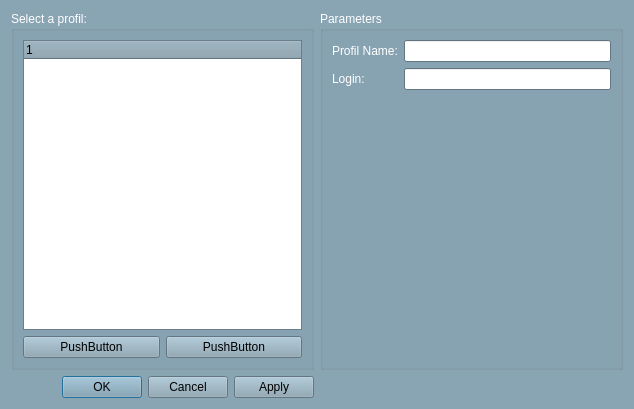
Before: the Qt Designer form forms/dialogprofils.ui in Artemia76/ffs2play, drawn with Qt 5.
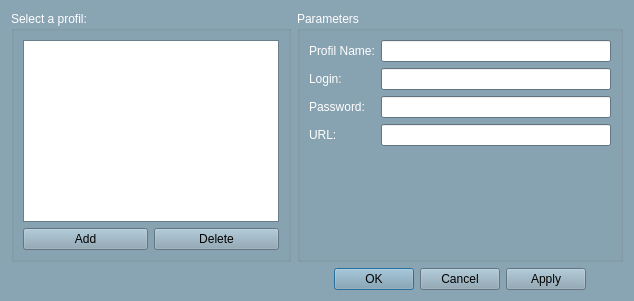
After: the same form once the commit is applied.

What changed in the file:
```diff
--- a/forms/dialogprofils.ui
+++ b/forms/dialogprofils.ui
@@ -7,7 +7,7 @@
     <x>0</x>
     <y>0</y>
     <width>634</width>
-    <height>409</height>
+    <height>301</height>
    </rect>
   </property>
   <property name="sizePolicy">
@@ -441,19 +441,6 @@
    <bool>true</bool>
   </property>
   <layout class="QGridLayout" name="gridLayout_2">
-   <item row="1" column="0">
-    <widget class="QDialogButtonBox" name="buttonBox">
-     <property name="orientation">
-      <enum>Qt::Horizontal</enum>
-     </property>
-     <property name="standardButtons">
-      <set>QDialogButtonBox::Apply|QDialogButtonBox::Cancel|QDialogButtonBox::Ok</set>
-     </property>
-     <property name="centerButtons">
-      <bool>false</bool>
-     </property>
-    </widget>
-   </item>
    <item row="0" column="1">
     <widget class="QGroupBox" name="groupBox">
      <property name="minimumSize">
@@ -526,6 +513,30 @@
         </property>
        </widget>
       </item>
+      <item row="2" column="0">
+       <widget class="QLabel" name="label_3">
+        <property name="text">
+         <string>Password:</string>
+        </property>
+       </widget>
+      </item>
+      <item row="2" column="1">
+       <widget class="QLineEdit" name="lineEdit_Password">
+        <property name="echoMode">
+         <enum>QLineEdit::Password</enum>
+        </property>
+       </widget>
+      </item>
+      <item row="3" column="0">
+       <widget class="QLabel" name="label_4">
+        <property name="text">
+         <string>URL:</string>
+        </property>
+       </widget>
+      </item>
+      <item row="3" column="1">
+       <widget class="QLineEdit" name="lineEdit_URL"/>
+      </item>
      </layout>
     </widget>
    </item>
@@ -572,50 +583,45 @@
       <string>Select a profil:</string>
      </property>
      <layout class="QGridLayout" name="gridLayout">
+      <item row="1" column="1">
+       <widget class="QPushButton" name="btnDelete">
+        <property name="text">
+         <string>Delete</string>
+        </property>
+       </widget>
+      </item>
+      <item row="1" column="0">
+       <widget class="QPushButton" name="btnAdd">
+        <property name="text">
+         <string>Add</string>
+        </property>
+       </widget>
+      </item>
       <item row="0" column="0" colspan="2">
-       <widget class="QTreeWidget" name="treeWidget">
-        <property name="sizePolicy">
-         <sizepolicy hsizetype="Expanding" vsizetype="Expanding">
-          <horstretch>0</horstretch>
-          <verstretch>0</verstretch>
-         </sizepolicy>
-        </property>
-        <property name="maximumSize">
-         <size>
-          <width>16777215</width>
-          <height>16777215</height>
-         </size>
-        </property>
-        <property name="layoutDirection">
-         <enum>Qt::LeftToRight</enum>
-        </property>
-        <property name="autoFillBackground">
-         <bool>false</bool>
-        </property>
-        <column>
-         <property name="text">
-          <string notr="true">1</string>
-         </property>
-        </column>
-       </widget>
-      </item>
-      <item row="1" column="0">
-       <widget class="QPushButton" name="pushButton">
-        <property name="text">
-         <string>PushButton</string>
-        </property>
-       </widget>
-      </item>
-      <item row="1" column="1">
-       <widget class="QPushButton" name="pushButton_2">
-        <property name="text">
-         <string>PushButton</string>
-        </property>
-       </widget>
+       <widget class="QListWidget" name="listWidget"/>
       </item>
      </layout>
     </widget>
    </item>
+   <item row="1" column="1">
+    <widget class="QDialogButtonBox" name="buttonBox">
+     <property name="sizePolicy">
+      <sizepolicy hsizetype="Expanding" vsizetype="Minimum">
+       <horstretch>0</horstretch>
+       <verstretch>0</verstretch>
+      </sizepolicy>
+     </property>
+     <property name="orientation">
+      <enum>Qt::Horizontal</enum>
+     </property>
+     <property name="standardButtons">
+      <set>QDialogButtonBox::Apply|QDialogButtonBox::Cancel|QDialogButtonBox::Ok</set>
+     </property>
+     <property name="centerButtons">
+      <bool>true</bool>
+     </property>
+    </widget>
+   </item>
   </layout>
  </widget>
  <resources/>
```
Left out of the diff: 4 changed lines with no effect on the pictures.
